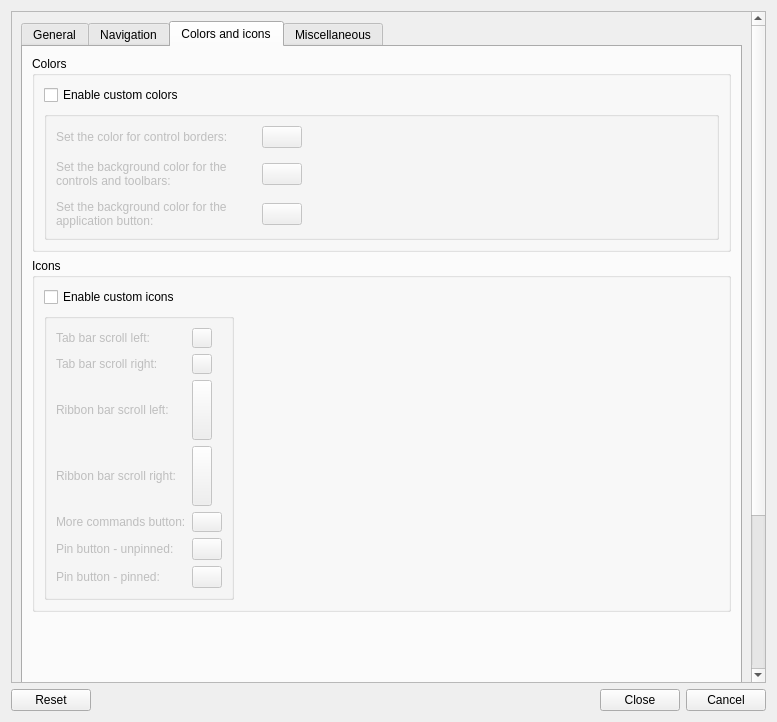
APEbbers/FreeCAD-Ribbon, file Resources/ui/Settings.ui: the form before one commit.
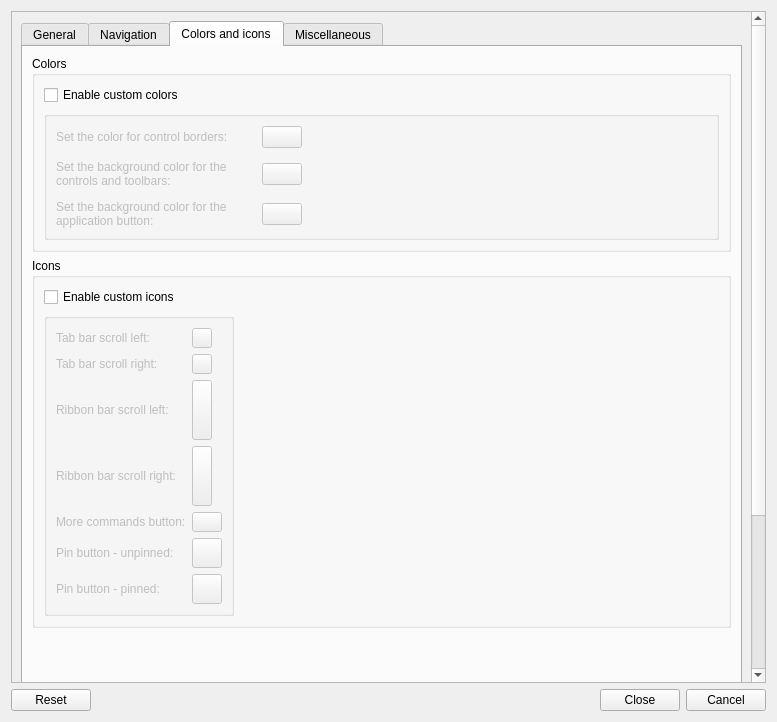
The form after the commit. Custom widgets are drawn as their Qt base class.

Commit message: Start with first icon button

What changed in the file:
```diff
--- a/Resources/ui/Settings.ui
+++ b/Resources/ui/Settings.ui
@@ -1471,8 +1471,8 @@
                        </property>
                        <property name="minimumSize">
                         <size>
-                         <width>20</width>
-                         <height>20</height>
+                         <width>30</width>
+                         <height>30</height>
                         </size>
                        </property>
                        <property name="maximumSize">
@@ -1501,6 +1501,12 @@
                          <verstretch>0</verstretch>
                         </sizepolicy>
                        </property>
+                       <property name="minimumSize">
+                        <size>
+                         <width>30</width>
+                         <height>30</height>
+                        </size>
+                       </property>
                        <property name="maximumSize">
                         <size>
                          <width>30</width>
```
The commit also changes 2 other files.
